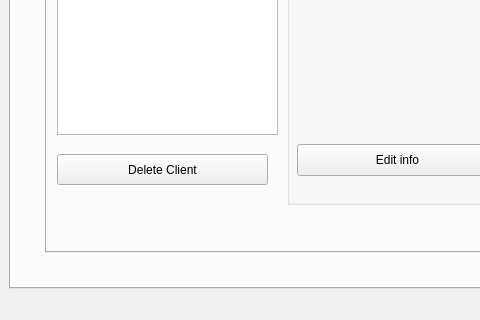
First picture: the form in QtDesignerGUI/GUI.ui, repository PaytonZ/python-get-followers, before the edit; both pictures show x 0 to 480 and y 342 to 662 of the 833 by 662 pixel window.
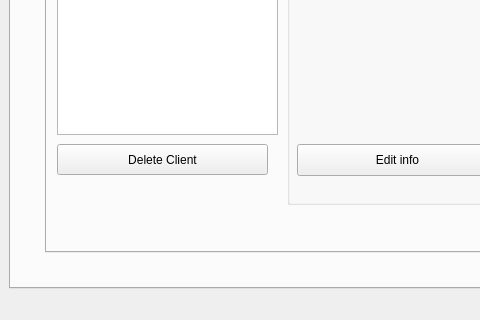
Second picture: the form after the edit. Icons and pictures are not drawn.

```diff
--- a/QtDesignerGUI/GUI.ui
+++ b/QtDesignerGUI/GUI.ui
@@ -325,7 +325,7 @@
           <property name="geometry">
            <rect>
             <x>10</x>
-            <y>390</y>
+            <y>380</y>
             <width>211</width>
             <height>31</height>
            </rect>
```
Left out of the diff: 11 changed lines with no effect on the pictures.
